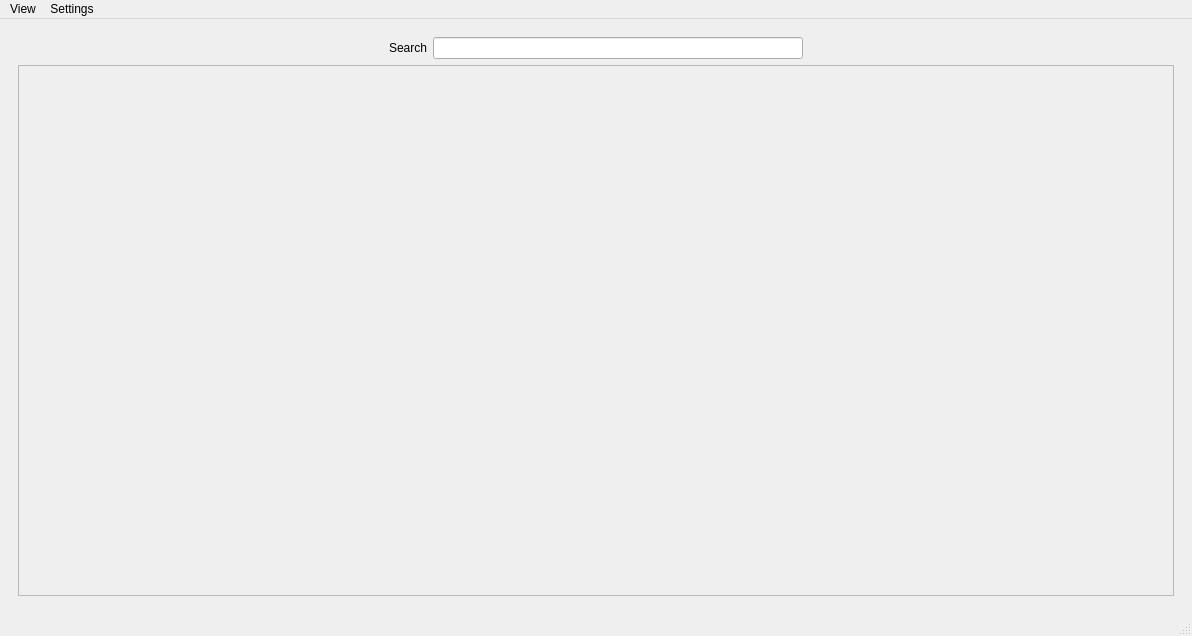
The window that cpp/medyalib.ui (enderbas/MedyaLib) describes before a commit, drawn with Qt 5.
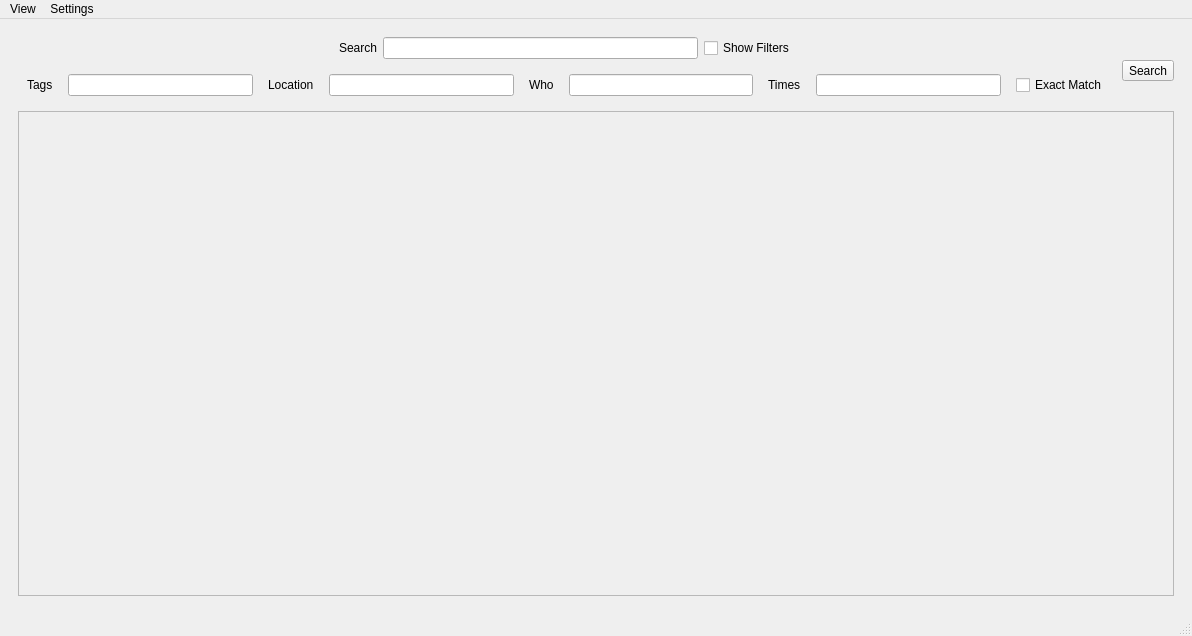
The same window after the commit.

```diff
--- a/cpp/medyalib.ui
+++ b/cpp/medyalib.ui
@@ -27,14 +27,7 @@
           <item row="1" column="2">
            <widget class="QLineEdit" name="lineEdit"/>
           </item>
-          <item row="1" column="1">
-           <widget class="QLabel" name="label">
-            <property name="text">
-             <string>Search</string>
-            </property>
-           </widget>
-          </item>
-          <item row="1" column="3">
+          <item row="1" column="4">
            <spacer name="horizontalSpacer">
             <property name="orientation">
              <enum>Qt::Horizontal</enum>
@@ -47,6 +40,66 @@
             </property>
            </spacer>
           </item>
+          <item row="2" column="0" colspan="5">
+           <widget class="QWidget" name="widgetDetailedSearch" native="true">
+            <layout class="QVBoxLayout" name="verticalLayout_3">
+             <item>
+              <layout class="QHBoxLayout" name="layoutDetailedSearch">
+               <property name="spacing">
+                <number>15</number>
+               </property>
+               <item>
+                <widget class="QLabel" name="label_6">
+                 <property name="text">
+                  <string>Tags</string>
+                 </property>
+                </widget>
+               </item>
+               <item>
+                <widget class="QLineEdit" name="lineDetailedTags"/>
+               </item>
+               <item>
+                <widget class="QLabel" name="label_7">
+                 <property name="text">
+                  <string>Location</string>
+                 </property>
+                </widget>
+               </item>
+               <item>
+                <widget class="QLineEdit" name="lineDetailedLocation"/>
+               </item>
+               <item>
+                <widget class="QLabel" name="label_8">
+                 <property name="text">
+                  <string>Who</string>
+                 </property>
+                </widget>
+               </item>
+               <item>
+                <widget class="QLineEdit" name="lineDetailedWho"/>
+               </item>
+               <item>
+                <widget class="QLabel" name="label_9">
+                 <property name="text">
+                  <string>Times</string>
+                 </property>
+                </widget>
+               </item>
+               <item>
+                <widget class="QLineEdit" name="lineDetailedTimes"/>
+               </item>
+               <item>
+                <widget class="QCheckBox" name="checkExactMatch">
+                 <property name="text">
+                  <string>Exact Match</string>
+                 </property>
+                </widget>
+               </item>
+              </layout>
+             </item>
+            </layout>
+           </widget>
+          </item>
           <item row="1" column="0">
            <spacer name="horizontalSpacer_2">
             <property name="orientation">
@@ -60,6 +113,27 @@
             </property>
            </spacer>
           </item>
+          <item row="1" column="3">
+           <widget class="QCheckBox" name="checkShowFilters">
+            <property name="text">
+             <string>Show Filters</string>
+            </property>
+           </widget>
+          </item>
+          <item row="1" column="1">
+           <widget class="QLabel" name="label">
+            <property name="text">
+             <string>Search</string>
+            </property>
+           </widget>
+          </item>
+          <item row="1" column="5" rowspan="2">
+           <widget class="QToolButton" name="toolSearch">
+            <property name="text">
+             <string>Search</string>
+            </property>
+           </widget>
+          </item>
          </layout>
         </item>
         <item>
```
Left out of the diff: 2 changed lines with no effect on the pictures.
